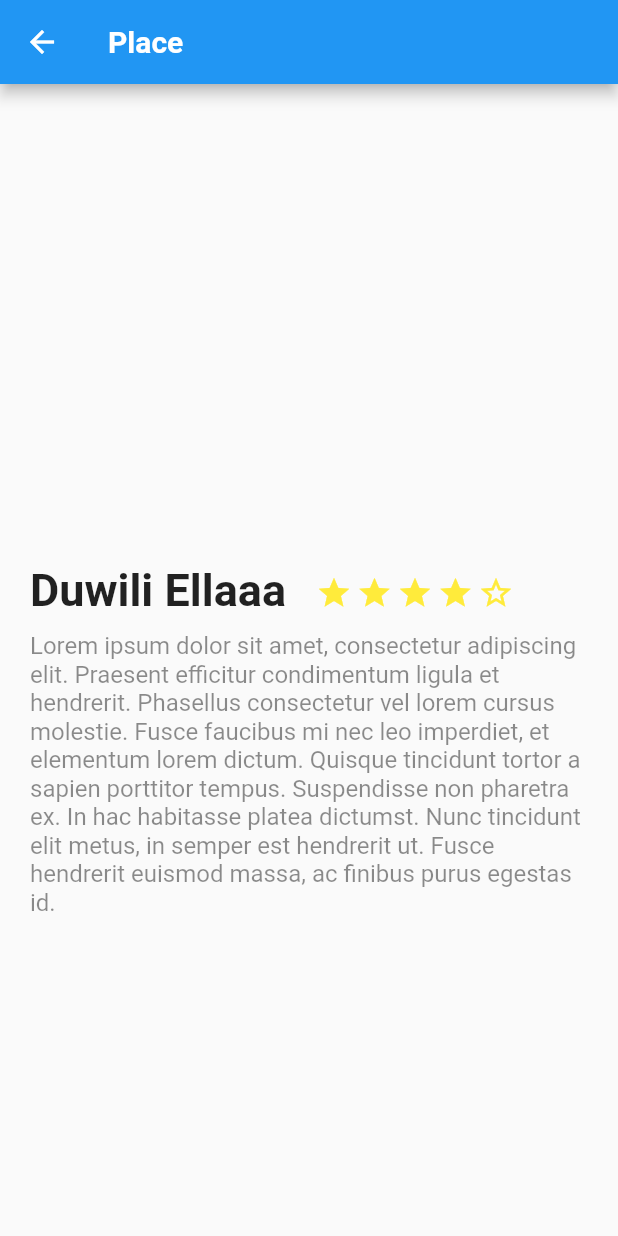
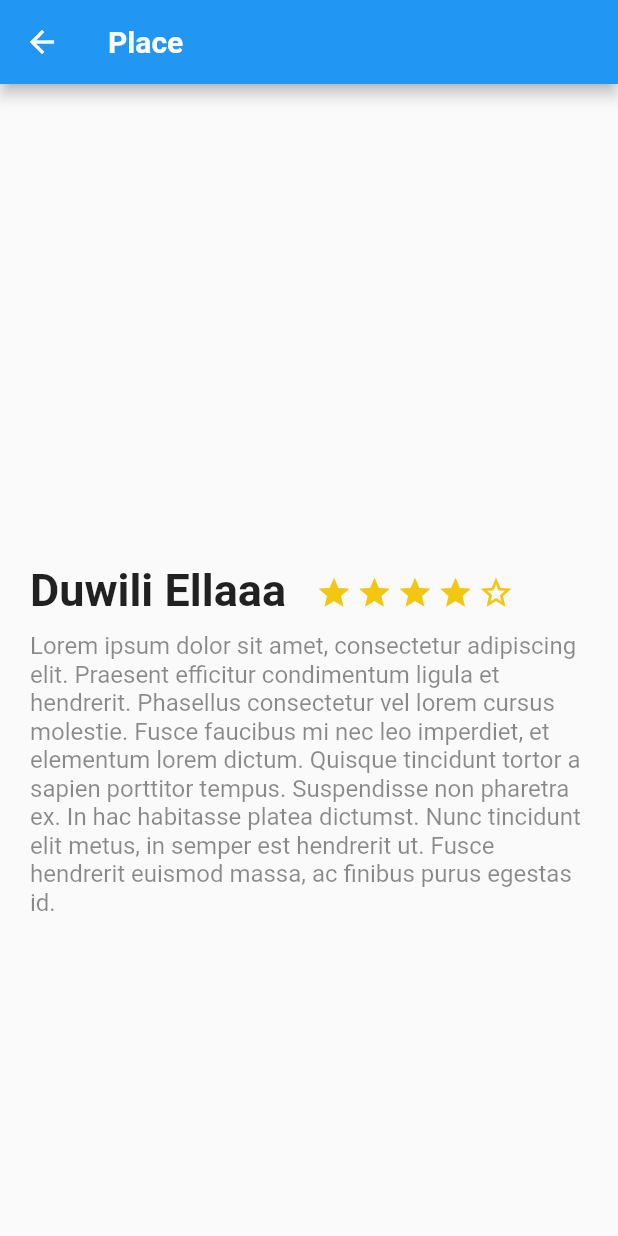
Before and after one commit to jccari/trips_app, a Flutter app: the screen it shows after launch, on a phone screen of 412 x 824 dp. Run offline on Flutter 3.47's test engine with Material 2 defaults, Android fonts, the phone set to English and light mode, and no system bars.

Commit message:
restructure project

```diff
--- a/lib/components/star.dart
+++ b/lib/components/common/star.dart
@@ -1,7 +1,7 @@
 import 'package:flutter/material.dart';
+import '../../constants/colors.dart';
 
 class Star extends StatelessWidget {
-
   bool filled;
 
   Star(this.filled);
@@ -14,8 +14,8 @@ class Star extends StatelessWidget {
         right: 3.0,
       ),
       child: Icon(
-        this.filled ? Icons.star: Icons.star_border,
-        color: Colors.yellow,
+        this.filled ? Icons.star : Icons.star_border,
+        color: Color(STAR_COLOR),
       ),
     );
   }
--- /dev/null
+++ b/lib/constants/colors.dart
@@ -0,0 +1 @@
+const STAR_COLOR = 0xFFf2C611;
--- a/lib/main.dart
+++ b/lib/main.dart
@@ -1,5 +1,5 @@
 import 'package:flutter/material.dart';
-import 'place.dart';
+import 'components/place/index.dart';
 
 void main() {
   runApp(MyApp());
@@ -29,8 +29,6 @@ class MyHomePage extends StatefulWidget {
 }
 
 class _MyHomePageState extends State<MyHomePage> {
-
-
   @override
   Widget build(BuildContext context) {
     return Scaffold(
```
Also changed, not shown: lib/components/place/index.dart (renamed from lib/place.dart, +11 -13 lines), lib/components/place/description_place.dart (renamed from lib/components/description_place.dart), lib/components/place/title_place.dart (renamed from lib/components/title_place.dart).
